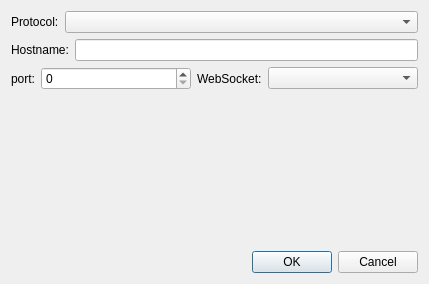
This is src/quickconnectwindow.ui in QQxiaoming/quardCRT as Qt 5 draws it before an edit. The edited form follows.
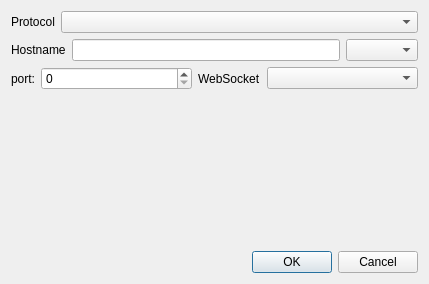
This is the edited form.

```diff
--- a/src/quickconnectwindow.ui
+++ b/src/quickconnectwindow.ui
@@ -27,7 +27,7 @@
           </sizepolicy>
          </property>
          <property name="text">
-          <string>Protocol:</string>
+          <string>Protocol</string>
          </property>
         </widget>
        </item>
@@ -47,13 +47,16 @@
           </sizepolicy>
          </property>
          <property name="text">
-          <string>Hostname:</string>
+          <string>Hostname</string>
          </property>
         </widget>
        </item>
        <item>
         <widget class="QLineEdit" name="lineEditHostname"/>
        </item>
+       <item>
+        <widget class="QComboBox" name="comboBoxHostname"/>
+       </item>
       </layout>
      </item>
      <item>
@@ -83,7 +86,7 @@
           </sizepolicy>
          </property>
          <property name="text">
-          <string>WebSocket:</string>
+          <string>WebSocket</string>
          </property>
         </widget>
        </item>
```
